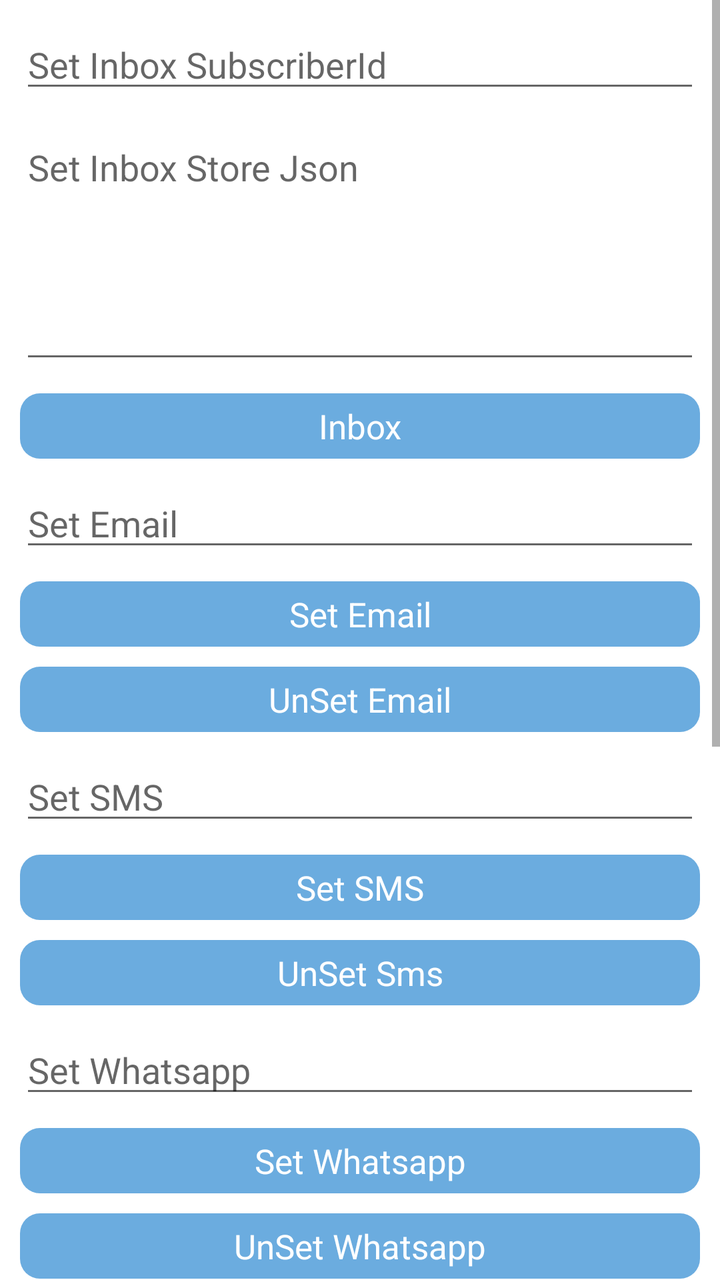
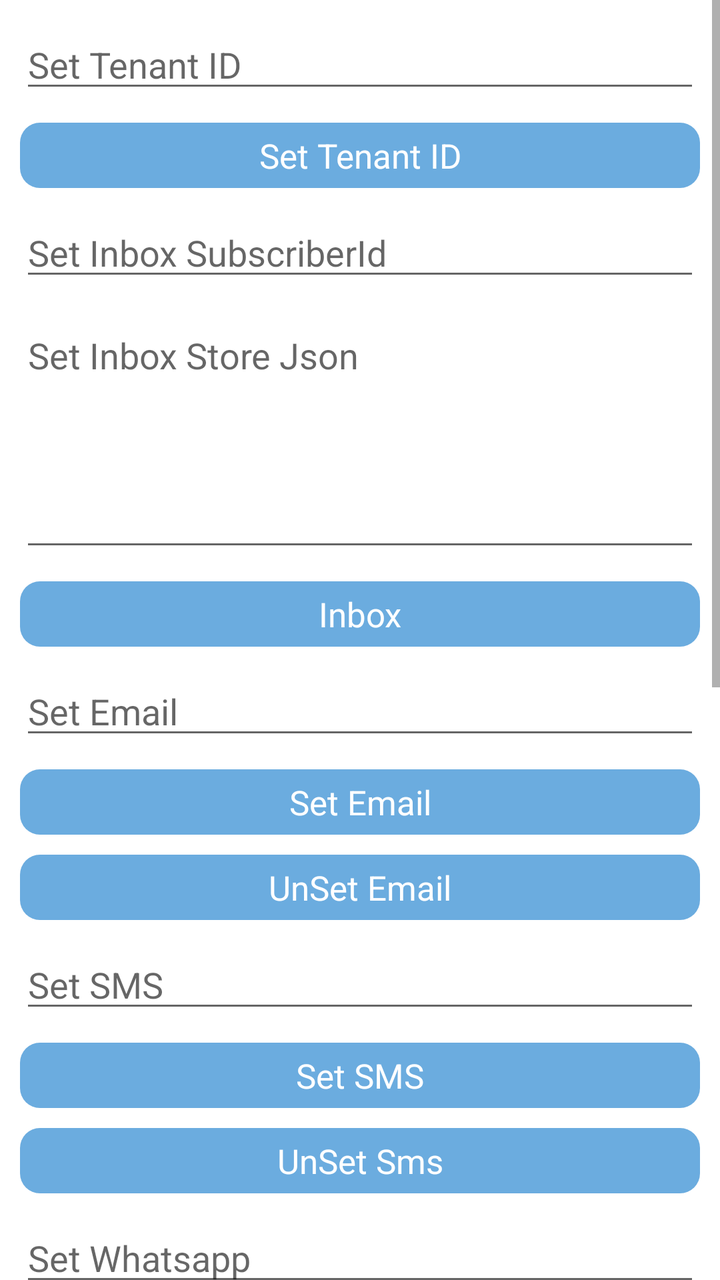

Screens rendered from an Android XML layout before and after an edit, with the pre-edit source and the edit as a unified diff.
<!-- AndroidManifest.xml: application theme AppTheme -->
<!-- res/layout/activity_settings.xml -->
<?xml version="1.0" encoding="utf-8"?>
<layout xmlns:android="http://schemas.android.com/apk/res/android"
    xmlns:app="http://schemas.android.com/apk/res-auto"
    xmlns:tools="http://schemas.android.com/tools">

    <ScrollView
        android:layout_width="match_parent"
        android:layout_height="match_parent">

        <LinearLayout
            android:layout_width="match_parent"
            android:layout_height="wrap_content"
            android:orientation="vertical"
            tools:context=".SettingsActivity">

            <androidx.appcompat.widget.AppCompatEditText
                android:id="@+id/inboxSubscriberIdEt"
                android:layout_width="match_parent"
                android:layout_height="wrap_content"
                android:layout_marginHorizontal="10dp"
                android:layout_marginTop="10dp"
                android:hint="Set Inbox SubscriberId"
                tools:ignore="HardcodedText" />

            <androidx.appcompat.widget.AppCompatEditText
                android:id="@+id/inboxStoreJsonEt"
                android:layout_width="match_parent"
                android:layout_height="wrap_content"
                android:layout_marginHorizontal="10dp"
                android:layout_marginTop="10dp"
                android:gravity="start"
                android:hint="Set Inbox Store Json"
                android:lines="5"
                tools:ignore="HardcodedText" />

            <androidx.appcompat.widget.AppCompatTextView
                android:id="@+id/inbox"
                style="@style/btn"
                android:layout_width="match_parent"
                android:layout_height="wrap_content"
                android:layout_marginHorizontal="10dp"
                android:layout_marginTop="10dp"
                android:gravity="center"
                android:text="Inbox"
                android:textSize="17sp" />

            <androidx.appcompat.widget.AppCompatEditText
                android:id="@+id/emailEt"
                android:layout_width="match_parent"
                android:layout_height="wrap_content"
                android:layout_marginHorizontal="10dp"
                android:layout_marginTop="10dp"
                android:hint="Set Email"
                tools:ignore="HardcodedText" />

            <androidx.appcompat.widget.AppCompatTextView
                android:id="@+id/emailTv"
                style="@style/btn"
                android:layout_width="match_parent"
                android:layout_height="wrap_content"
                android:layout_marginHorizontal="10dp"
                android:layout_marginTop="10dp"
                android:gravity="center"
                android:text="Set Email"
                android:textSize="17sp" />

            <androidx.appcompat.widget.AppCompatTextView
                android:id="@+id/unSetEmailTv"
                style="@style/btn"
                android:layout_width="match_parent"
                android:layout_height="wrap_content"
                android:layout_marginHorizontal="10dp"
                android:layout_marginTop="10dp"
                android:gravity="center"
                android:text="UnSet Email"
                android:textSize="17sp" />


            <androidx.appcompat.widget.AppCompatEditText
                android:id="@+id/smsEt"
                android:layout_width="match_parent"
                android:layout_height="wrap_content"
                android:layout_marginHorizontal="10dp"
                android:layout_marginTop="10dp"
                android:hint="Set SMS"
                tools:ignore="HardcodedText" />

            <androidx.appcompat.widget.AppCompatTextView
                android:id="@+id/smsTv"
                style="@style/btn"
                android:layout_width="match_parent"
                android:layout_height="wrap_content"
                android:layout_marginHorizontal="10dp"
                android:layout_marginTop="10dp"
                android:gravity="center"
                android:text="Set SMS"
                android:textSize="17sp" />

            <androidx.appcompat.widget.AppCompatTextView
                android:id="@+id/unSetSmsTv"
                style="@style/btn"
                android:layout_width="match_parent"
                android:layout_height="wrap_content"
                android:layout_marginHorizontal="10dp"
                android:layout_marginTop="10dp"
                android:gravity="center"
                android:text="UnSet Sms"
                android:textSize="17sp" />

            <androidx.appcompat.widget.AppCompatEditText
                android:id="@+id/whatsAppEt"
                android:layout_width="match_parent"
                android:layout_height="wrap_content"
                android:layout_marginHorizontal="10dp"
                android:layout_marginTop="10dp"
                android:hint="Set Whatsapp"
                tools:ignore="HardcodedText" />

            <androidx.appcompat.widget.AppCompatTextView
                android:id="@+id/whatsAppTv"
                style="@style/btn"
                android:layout_width="match_parent"
                android:layout_height="wrap_content"
                android:layout_marginHorizontal="10dp"
                android:layout_marginTop="10dp"
                android:gravity="center"
                android:text="Set Whatsapp"
                android:textSize="17sp" />

            <androidx.appcompat.widget.AppCompatTextView
                android:id="@+id/unSetWhatsAppTv"
                style="@style/btn"
                android:layout_width="match_parent"
                android:layout_height="wrap_content"
                android:layout_marginHorizontal="10dp"
                android:layout_marginTop="10dp"
                android:gravity="center"
                android:text="UnSet Whatsapp"
                android:textSize="17sp" />

            <androidx.appcompat.widget.AppCompatEditText
                android:id="@+id/setSuprPropertyKey"
                android:layout_width="match_parent"
                android:layout_height="wrap_content"
                android:layout_marginHorizontal="10dp"
                android:layout_marginTop="10dp"
                android:hint="Set Super Property Key"
                android:text="user_type"
                tools:ignore="HardcodedText" />

            <androidx.appcompat.widget.AppCompatEditText
                android:id="@+id/setSuprPropertyValue"
                android:layout_width="match_parent"
                android:layout_height="wrap_content"
                android:layout_marginHorizontal="10dp"
                android:layout_marginTop="10dp"
                android:hint="Set Super Property Value"
                android:text="Retailer"
                tools:ignore="HardcodedText" />

            <androidx.appcompat.widget.AppCompatTextView
                android:id="@+id/setSuprProperty"
                style="@style/btn"
                android:layout_width="match_parent"
                android:layout_height="wrap_content"
                android:layout_marginHorizontal="10dp"
                android:layout_marginTop="10dp"
                android:gravity="center"
                android:text="Set Suprproperty"
                android:textSize="17sp" />

            <androidx.appcompat.widget.AppCompatTextView
                android:id="@+id/unSetSuprProperty"
                style="@style/btn"
                android:layout_width="match_parent"
                android:layout_height="wrap_content"
                android:layout_marginHorizontal="10dp"
                android:layout_marginTop="10dp"
                android:gravity="center"
                android:text="UnSet Suprproperty"
                android:textSize="17sp" />

            <androidx.appcompat.widget.AppCompatEditText
                android:id="@+id/preferredLanguageEt"
                android:layout_width="match_parent"
                android:layout_height="wrap_content"
                android:layout_marginHorizontal="10dp"
                android:layout_marginTop="10dp"
                android:hint="Set Preferred Language"
                tools:ignore="HardcodedText" />

            <androidx.appcompat.widget.AppCompatTextView
                android:id="@+id/preferredLanguageTv"
                style="@style/btn"
                android:layout_width="match_parent"
                android:layout_height="wrap_content"
                android:layout_marginHorizontal="10dp"
                android:layout_marginTop="10dp"
                android:gravity="center"
                android:text="Set Preferred Language"
                android:textSize="17sp" />

            <androidx.appcompat.widget.AppCompatCheckBox
                android:id="@+id/showOptOutChannelsCb"
                android:layout_width="wrap_content"
                android:layout_height="wrap_content"
                android:checked="true"
                android:text="showOptOutChannels" />

            <androidx.appcompat.widget.AppCompatTextView
                android:id="@+id/userPreference"
                style="@style/btn"
                android:layout_width="match_parent"
                android:layout_height="wrap_content"
                android:layout_marginHorizontal="10dp"
                android:layout_marginTop="10dp"
                android:gravity="center"
                android:text="User Preferences"
                android:textSize="17sp" />


            <androidx.appcompat.widget.AppCompatTextView
                android:id="@+id/logoutTv"
                style="@style/btn"
                android:layout_width="match_parent"
                android:layout_height="wrap_content"
                android:layout_marginHorizontal="10dp"
                android:layout_marginTop="10dp"
                android:gravity="center"
                android:text="Logout"
                android:textSize="17sp" />

            <androidx.appcompat.widget.AppCompatTextView
                android:id="@+id/logoutUnSubTv"
                style="@style/btn"
                android:layout_width="match_parent"
                android:layout_height="wrap_content"
                android:layout_marginHorizontal="10dp"
                android:layout_marginTop="10dp"
                android:gravity="center"
                android:text="Logout UnSubscribe Notification"
                android:textSize="17sp" />

        </LinearLayout>
    </ScrollView>
</layout>
<!-- resources referenced by this layout -->
<resources>
  <style name="btn">
          <item name="android:textSize">21sp</item>
          <item name="android:textColor">#fff</item>
          <item name="android:paddingStart">20dp</item>
          <item name="android:paddingEnd">20dp</item>
          <item name="android:paddingTop">5dp</item>
          <item name="android:paddingBottom">5dp</item>
          <item name="android:background">@drawable/btn_bg</item>
      </style>
  <style name="AppTheme" parent="Theme.MaterialComponents.Light">
          <item name="colorPrimary">@color/colorPrimary</item>
          <item name="colorPrimaryDark">@color/colorPrimaryDark</item>
          <item name="colorAccent">@color/colorAccent</item>
          <item name="toolbarStyle">@style/MyToolbar</item>
      </style>
  <!-- drawable btn_bg (drawable) -->
  <?xml version="1.0" encoding="utf-8"?>
  <shape xmlns:android="http://schemas.android.com/apk/res/android"
      android:shape="rectangle">
      <stroke android:color="#A8A7A7" />
      <corners android:radius="10dp" />
      <solid android:color="#6BACDF"/>
  </shape>
  <color name="colorPrimary">#6200EE</color>
  <color name="colorPrimaryDark">#3700B3</color>
  <color name="colorAccent">#03DAC5</color>
  <style name="MyToolbar" parent="Widget.MaterialComponents.Toolbar.Primary">
          <item name="titleTextColor">#FFFFFF</item>
      </style>
</resources>

<!-- the commit's change to res/layout/activity_settings.xml (unified diff, before → after) -->
@@ -14,6 +14,27 @@
             tools:context=".SettingsActivity">
 
             <androidx.appcompat.widget.AppCompatEditText
+                android:id="@+id/tenantIdEt"
+                android:layout_width="match_parent"
+                android:layout_height="wrap_content"
+                android:layout_marginHorizontal="10dp"
+                android:layout_marginTop="10dp"
+                android:hint="Set Tenant ID"
+                android:singleLine="true"
+                tools:ignore="HardcodedText" />
+
+            <androidx.appcompat.widget.AppCompatTextView
+                android:id="@+id/tenantIdTv"
+                style="@style/btn"
+                android:layout_width="match_parent"
+                android:layout_height="wrap_content"
+                android:layout_marginHorizontal="10dp"
+                android:layout_marginTop="10dp"
+                android:gravity="center"
+                android:text="Set Tenant ID"
+                android:textSize="17sp" />
+
+            <androidx.appcompat.widget.AppCompatEditText
                 android:id="@+id/inboxSubscriberIdEt"
                 android:layout_width="match_parent"
                 android:layout_height="wrap_content"
